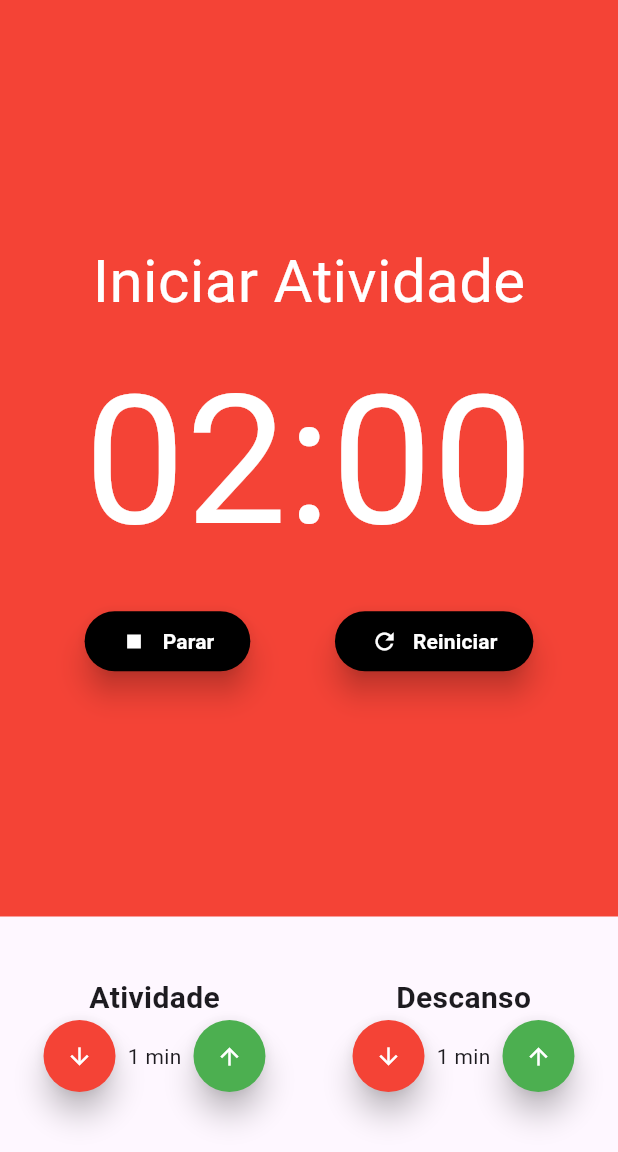
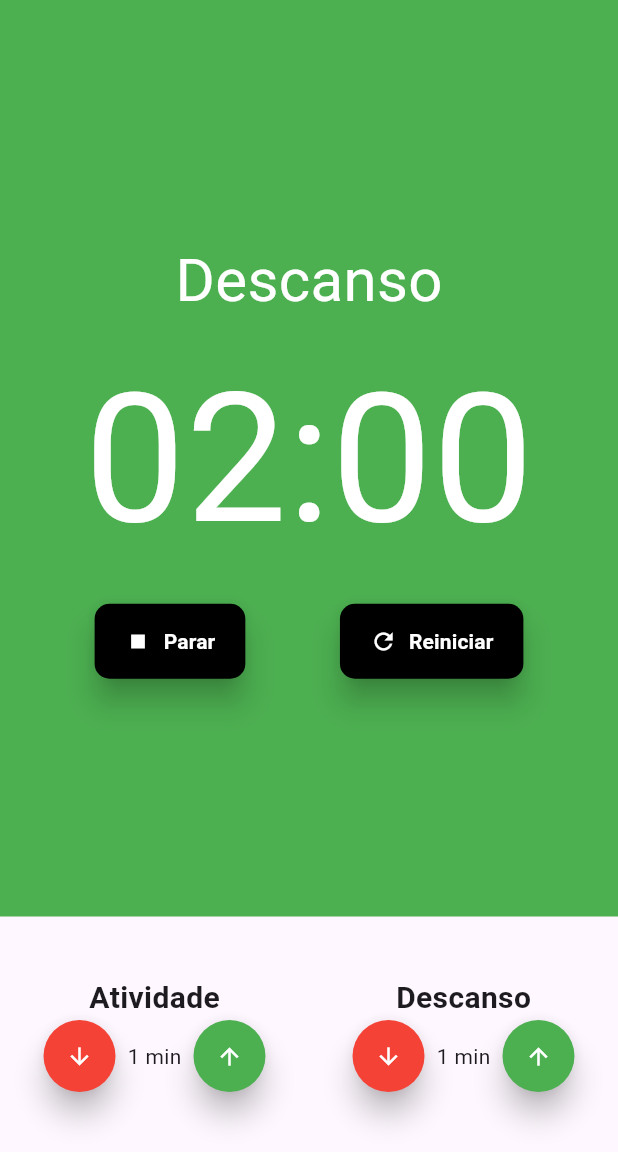
Before and after one commit to iranildocasrlos/koda, a Flutter app: the screen it shows after launch, after a tap on "Iniciar", on a phone screen of 412 x 824 dp, the part 84-1236 px from its top. Run offline on Flutter 3.47's test engine with Material 3 defaults, Android fonts, the light colour scheme and no system bars; our stand-ins replace flutter_mobx, mobx; generated files the repository leaves out were written again.

Commit message:
trabalahndo no cronometro e classe store

```diff
--- a/lib/components/Cronometro.dart
+++ b/lib/components/Cronometro.dart
@@ -12,12 +12,12 @@ class Cronometro extends StatelessWidget {
     final store = Provider.of<PomodoroStore>(context);
 
     return Container(
-      color: Colors.red,
+      color: store.estaEmAtividade ? Colors.red : Colors.green,
       child: Column(
         mainAxisAlignment: MainAxisAlignment.center,
         children: [
           Text(
-            "Iniciar Atividade",
+            store.estaEmAtividade ? "Atividade" : "Descanso",
             style: TextStyle(fontSize: 40, color: Colors.white),
           ),
           SizedBox(height: 5),
--- a/lib/components/CronometroBt.dart
+++ b/lib/components/CronometroBt.dart
@@ -18,18 +18,21 @@ class CronometroBt extends StatelessWidget {
       style: ElevatedButton.styleFrom(
         elevation: 8,
         backgroundColor: Colors.black,
-        // Ajuste este valor para aumentar ou diminuir a sombra
+        padding: const EdgeInsets.symmetric(horizontal: 20, vertical: 15),
+        shape: RoundedRectangleBorder(borderRadius: BorderRadius.circular(10)),
       ),
       onPressed: click,
       child: Row(
+        mainAxisSize: MainAxisSize.min,
         children: [
-          Padding(
-            padding: const EdgeInsets.only(right: 10),
-            child: Icon(icone, color: Colors.white),
-          ),
+          Icon(icone, color: Colors.white),
+          const SizedBox(width: 8),
           Text(
             texto,
-            style: TextStyle(fontWeight: FontWeight.bold, color: Colors.white),
+            style: const TextStyle(
+              fontWeight: FontWeight.bold,
+              color: Colors.white,
+            ),
           ),
         ],
       ),
--- a/lib/store/pomodoro.store.dart
+++ b/lib/store/pomodoro.store.dart
@@ -4,6 +4,8 @@ import 'package:mobx/mobx.dart';
 part 'pomodoro.store.g.dart';
 
 class PomodoroStore = _PomodoroStore with _$PomodoroStore;
+
+enum TipoIntervalo { ATIVIDADE, DESCANSO }
 
 abstract class _PomodoroStore with Store {
   @observable
@@ -20,6 +22,9 @@ abstract class _PomodoroStore with Store {
 
   @observable
   int tempoDescanso = 1;
+
+  @observable
+  TipoIntervalo tipoIntervalo = TipoIntervalo.DESCANSO;
 
   @action
   void iniciar() {
@@ -54,4 +59,23 @@ abstract class _PomodoroStore with Store {
       tempoDescanso--;
     }
   }
+
+  bool get estaEmAtividade {
+    return tipoIntervalo == TipoIntervalo.ATIVIDADE;
+  }
+
+  bool get estaEmDescanso {
+    return tipoIntervalo == TipoIntervalo.DESCANSO;
+  }
+
+  void _trocarTipoIntervalo() {
+    if (tipoIntervalo == TipoIntervalo.ATIVIDADE) {
+      tipoIntervalo = TipoIntervalo.DESCANSO;
+      minutos = tempoDescanso;
+    } else {
+      tipoIntervalo = TipoIntervalo.ATIVIDADE;
+      minutos = tempoAtividade;
+    }
+    segundos = 0;
+  }
 }
```
Also changed, not shown: lib/store/pomodoro.store.g.dart.
